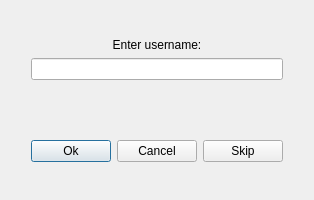
Before: the Qt Designer form MATF_Chicken_Invaders/forms/usernamewindow.ui in a1eksandar1/Chicken-Invaders, drawn with Qt 5.
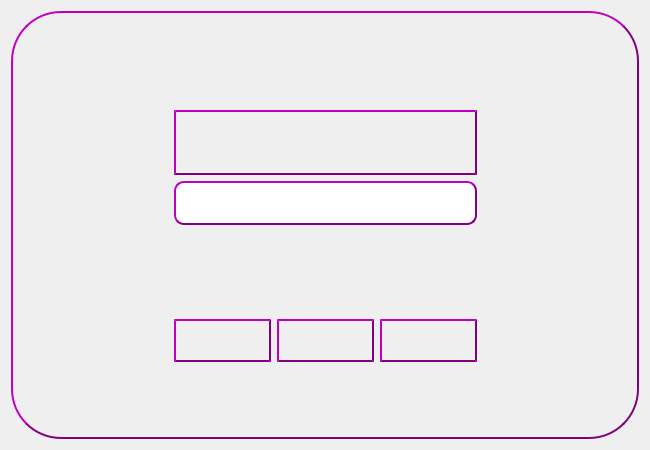
After: the same form once the commit is applied. Icons and pictures are not drawn.

Commit message: Username window changed

Patch:
```diff
--- a/MATF_Chicken_Invaders/forms/usernamewindow.ui
+++ b/MATF_Chicken_Invaders/forms/usernamewindow.ui
@@ -6,145 +6,243 @@
    <rect>
     <x>0</x>
     <y>0</y>
-    <width>311</width>
-    <height>200</height>
+    <width>650</width>
+    <height>450</height>
    </rect>
   </property>
   <property name="windowTitle">
    <string>Dialog</string>
   </property>
-  <layout class="QGridLayout" name="gridLayout" rowstretch="3,0,0,0,0,0,0,0,0,0" columnstretch="0,0,0" columnminimumwidth="20,1,20">
-   <item row="8" column="1">
-    <layout class="QHBoxLayout" name="horizontalLayout_2">
-     <item>
-      <widget class="QPushButton" name="okButton">
-       <property name="text">
-        <string>Ok</string>
-       </property>
-      </widget>
-     </item>
-     <item>
-      <widget class="QPushButton" name="cancelButton">
-       <property name="text">
-        <string>Cancel</string>
-       </property>
-      </widget>
-     </item>
-     <item>
-      <widget class="QPushButton" name="skipButton">
-       <property name="text">
-        <string>Skip</string>
-       </property>
-      </widget>
-     </item>
-    </layout>
-   </item>
-   <item row="1" column="1">
-    <spacer name="verticalSpacer_3">
-     <property name="orientation">
-      <enum>Qt::Vertical</enum>
+  <property name="styleSheet">
+   <string notr="true"/>
+  </property>
+  <layout class="QGridLayout" name="gridLayout" rowstretch="3" columnstretch="0">
+   <item row="0" column="0">
+    <widget class="QFrame" name="frame">
+     <property name="styleSheet">
+      <string notr="true"> border-style: outset;
+ border-width: 2px;
+ border-radius: 50px;
+ border-color: purple;
+background-color: transparent;
+border-image: url(:images/backgrounds/usernameWindow.png);
+background: none;</string>
      </property>
-     <property name="sizeHint" stdset="0">
-      <size>
-       <width>20</width>
-       <height>40</height>
-      </size>
+     <property name="frameShape">
+      <enum>QFrame::StyledPanel</enum>
      </property>
-    </spacer>
-   </item>
-   <item row="8" column="2">
-    <spacer name="horizontalSpacer_2">
-     <property name="orientation">
-      <enum>Qt::Horizontal</enum>
+     <property name="frameShadow">
+      <enum>QFrame::Raised</enum>
      </property>
-     <property name="sizeHint" stdset="0">
-      <size>
-       <width>40</width>
-       <height>20</height>
-      </size>
-     </property>
-    </spacer>
-   </item>
-   <item row="9" column="1">
-    <spacer name="verticalSpacer_5">
-     <property name="orientation">
-      <enum>Qt::Vertical</enum>
-     </property>
-     <property name="sizeHint" stdset="0">
-      <size>
-       <width>20</width>
-       <height>40</height>
-      </size>
-     </property>
-    </spacer>
-   </item>
-   <item row="6" column="0">
-    <spacer name="horizontalSpacer">
-     <property name="orientation">
-      <enum>Qt::Horizontal</enum>
-     </property>
-     <property name="sizeHint" stdset="0">
-      <size>
-       <width>40</width>
-       <height>20</height>
-      </size>
-     </property>
-    </spacer>
-   </item>
-   <item row="7" column="1">
-    <spacer name="verticalSpacer">
-     <property name="orientation">
-      <enum>Qt::Vertical</enum>
-     </property>
-     <property name="sizeHint" stdset="0">
-      <size>
-       <width>20</width>
-       <height>40</height>
-      </size>
-     </property>
-    </spacer>
-   </item>
-   <item row="4" column="1">
-    <widget class="QLineEdit" name="lineEdit">
-     <property name="text">
-      <string/>
-     </property>
-    </widget>
-   </item>
-   <item row="6" column="1">
-    <spacer name="verticalSpacer_4">
-     <property name="orientation">
-      <enum>Qt::Vertical</enum>
-     </property>
-     <property name="sizeHint" stdset="0">
-      <size>
-       <width>20</width>
-       <height>40</height>
-      </size>
-     </property>
-    </spacer>
-   </item>
-   <item row="0" column="1">
-    <spacer name="verticalSpacer_6">
-     <property name="orientation">
-      <enum>Qt::Vertical</enum>
-     </property>
-     <property name="sizeHint" stdset="0">
-      <size>
-       <width>20</width>
-       <height>40</height>
-      </size>
-     </property>
-    </spacer>
-   </item>
-   <item row="2" column="1">
-    <widget class="QLabel" name="usernameLabel">
-     <property name="text">
-      <string>Enter username:</string>
-     </property>
-     <property name="alignment">
-      <set>Qt::AlignCenter</set>
-     </property>
+     <layout class="QGridLayout" name="gridLayout_2" rowstretch="3,1,3,2,1,1,1,1,2,3" columnstretch="1,2,1">
+      <item row="0" column="1">
+       <spacer name="verticalSpacer_6">
+        <property name="orientation">
+         <enum>Qt::Vertical</enum>
+        </property>
+        <property name="sizeHint" stdset="0">
+         <size>
+          <width>20</width>
+          <height>48</height>
+         </size>
+        </property>
+       </spacer>
+      </item>
+      <item row="2" column="1">
+       <widget class="QLabel" name="usernameLabel">
+        <property name="styleSheet">
+         <string notr="true">background-color: transparent;
+border-image: url(:images/backgrounds/usernameText.png);
+background: none;
+border-width: 2px;
+border-radius: 50px;
+border-color: purple;</string>
+        </property>
+        <property name="text">
+         <string/>
+        </property>
+        <property name="alignment">
+         <set>Qt::AlignCenter</set>
+        </property>
+       </widget>
+      </item>
+      <item row="4" column="1">
+       <spacer name="verticalSpacer_4">
+        <property name="orientation">
+         <enum>Qt::Vertical</enum>
+        </property>
+        <property name="sizeHint" stdset="0">
+         <size>
+          <width>20</width>
+          <height>17</height>
+         </size>
+        </property>
+       </spacer>
+      </item>
+      <item row="3" column="1">
+       <widget class="QLineEdit" name="lineEdit">
+        <property name="sizePolicy">
+         <sizepolicy hsizetype="Expanding" vsizetype="Expanding">
+          <horstretch>0</horstretch>
+          <verstretch>0</verstretch>
+         </sizepolicy>
+        </property>
+        <property name="autoFillBackground">
+         <bool>false</bool>
+        </property>
+        <property name="styleSheet">
+         <string notr="true">background-color: white;
+border-image: none;
+background: none;
+border-style: outset;
+border-width: 2px;
+border-radius: 10px;
+border-color: purple;</string>
+        </property>
+        <property name="text">
+         <string/>
+        </property>
+        <property name="alignment">
+         <set>Qt::AlignCenter</set>
+        </property>
+       </widget>
+      </item>
+      <item row="7" column="2">
+       <spacer name="horizontalSpacer_2">
+        <property name="orientation">
+         <enum>Qt::Horizontal</enum>
+        </property>
+        <property name="sizeHint" stdset="0">
+         <size>
+          <width>134</width>
+          <height>20</height>
+         </size>
+        </property>
+       </spacer>
+      </item>
+      <item row="4" column="0">
+       <spacer name="horizontalSpacer">
+        <property name="orientation">
+         <enum>Qt::Horizontal</enum>
+        </property>
+        <property name="sizeHint" stdset="0">
+         <size>
+          <width>86</width>
+          <height>20</height>
+         </size>
+        </property>
+       </spacer>
+      </item>
+      <item row="9" column="1">
+       <spacer name="verticalSpacer_5">
+        <property name="orientation">
+         <enum>Qt::Vertical</enum>
+        </property>
+        <property name="sizeHint" stdset="0">
+         <size>
+          <width>20</width>
+          <height>48</height>
+         </size>
+        </property>
+       </spacer>
+      </item>
+      <item row="1" column="1">
+       <spacer name="verticalSpacer_3">
+        <property name="orientation">
+         <enum>Qt::Vertical</enum>
+        </property>
+        <property name="sizeHint" stdset="0">
+         <size>
+          <width>20</width>
+          <height>14</height>
+         </size>
+        </property>
+       </spacer>
+      </item>
+      <item row="8" column="1">
+       <layout class="QHBoxLayout" name="horizontalLayout_2">
+        <item>
+         <widget class="QPushButton" name="okButton">
+          <property name="sizePolicy">
+           <sizepolicy hsizetype="Minimum" vsizetype="Expanding">
+            <horstretch>0</horstretch>
+            <verstretch>0</verstretch>
+           </sizepolicy>
+          </property>
+          <property name="styleSheet">
+           <string notr="true"> border-style: outset;
+ border-width: 2px;
+ border-radius: 50px;
+ border-color: purple;
+background-color: transparent;
+border-image: url(:images/buttons/ok_button.png);
+background: none;</string>
+          </property>
+          <property name="text">
+           <string/>
+          </property>
+         </widget>
+        </item>
+        <item>
+         <widget class="QPushButton" name="skipButton">
+          <property name="sizePolicy">
+           <sizepolicy hsizetype="Minimum" vsizetype="Expanding">
+            <horstretch>0</horstretch>
+            <verstretch>0</verstretch>
+           </sizepolicy>
+          </property>
+          <property name="styleSheet">
+           <string notr="true"> border-style: outset;
+ border-width: 2px;
+ border-radius: 50px;
+ border-color: purple;
+background-color: transparent;
+border-image: url(:images/buttons/skip_button.png);
+background: none;</string>
+          </property>
+          <property name="text">
+           <string/>
+          </property>
+         </widget>
+        </item>
+        <item>
+         <widget class="QPushButton" name="cancelButton">
+          <property name="sizePolicy">
+           <sizepolicy hsizetype="Minimum" vsizetype="Expanding">
+            <horstretch>0</horstretch>
+            <verstretch>0</verstretch>
+           </sizepolicy>
+          </property>
+          <property name="styleSheet">
+           <string notr="true"> border-style: outset;
+ border-width: 2px;
+ border-radius: 50px;
+ border-color: purple;
+background-color: transparent;
+border-image: url(:images/buttons/cancel_button.png);
+</string>
+          </property>
+          <property name="text">
+           <string/>
+          </property>
+         </widget>
+        </item>
+       </layout>
+      </item>
+      <item row="5" column="1">
+       <spacer name="verticalSpacer">
+        <property name="orientation">
+         <enum>Qt::Vertical</enum>
+        </property>
+        <property name="sizeHint" stdset="0">
+         <size>
+          <width>20</width>
+          <height>19</height>
+         </size>
+        </property>
+       </spacer>
+      </item>
+     </layout>
     </widget>
    </item>
   </layout>
```
Left out of the diff: 2 changed lines with no effect on the pictures. The commit also changes 17 other files.
